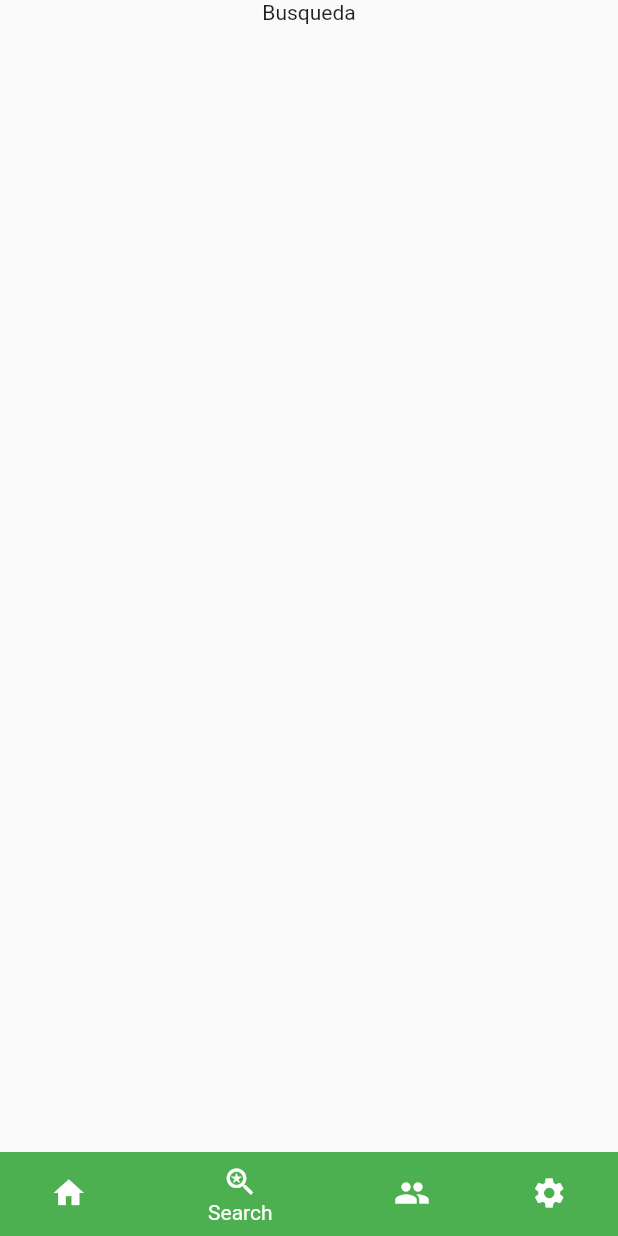
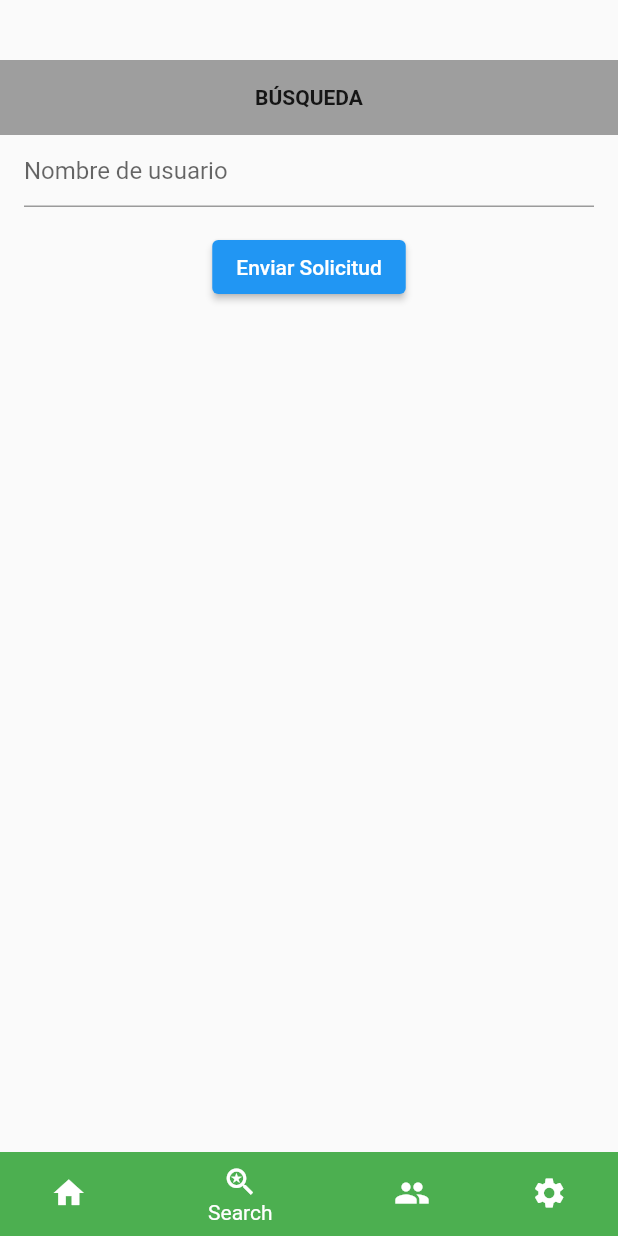
Before and after one commit to NickC25C/nest_frontend, a Flutter app: the screen it shows after launch, item 2 of the bottom bar chosen, on a phone screen of 412 x 824 dp. Run offline on Flutter 3.47's test engine with Material 2 defaults, Android fonts, the phone set to English and light mode, and no system bars; our stand-ins replace image_picker, page_transition, photo_view, slide_to_act.

Commit message:
pagina busqueda

```diff
--- a/lib/main.dart
+++ b/lib/main.dart
@@ -1,5 +1,6 @@
 import 'package:flutter/material.dart';
 import 'package:flutter/services.dart';
+import 'package:nest_fronted/screens/busqueda.dart';
 import 'package:nest_fronted/screens/pub_imagen.dart';
 import 'package:nest_fronted/screens/pub_nota.dart';
 import 'package:nest_fronted/screens/crear_grupos.dart';
@@ -48,7 +49,7 @@ class _MyHomePageState extends State<MyHomePage> {
   // Listado de screens o widgets
   final List<Widget> _children = [
     Center(child: TablonScreen()),
-    Center(child: Text('Busqueda')),
+    Center(child: BusquedaScreen()),
     Center(child: AmisGrupScreen()),
     Center(child: ConfiguracionScreen()),
   ];
@@ -95,8 +96,7 @@ class _MyHomePageState extends State<MyHomePage> {
               label: 'Settings',
               backgroundColor: Colors.teal,
             ),
-        ]
-      ),
+          ]),
     );
   }
 }
--- /dev/null
+++ b/lib/screens/busqueda.dart
@@ -0,0 +1,73 @@
+import 'package:flutter/material.dart';
+import 'package:nest_fronted/widgets/barra_titulo.dart';
+
+const tituloScreen = 'BÚSQUEDA';
+
+class BusquedaScreen extends StatelessWidget {
+  const BusquedaScreen({super.key});
+
+  @override
+  Widget build(BuildContext context) {
+    return const SingleChildScrollView(
+      child: Column(
+        children: [BarraTitulo(titulo: tituloScreen), FormBusqueda()],
+      ),
+    );
+  }
+}
+
+class FormBusqueda extends StatefulWidget {
+  const FormBusqueda({super.key});
+
+  @override
+  State<FormBusqueda> createState() => _FormBusquedaState();
+}
+
+class _FormBusquedaState extends State<FormBusqueda> {
+  final GlobalKey<FormState> _formKey = GlobalKey<FormState>();
+
+  @override
+  Widget build(BuildContext context) {
+    return Form(
+      key: _formKey,
+      child: Column(
+        crossAxisAlignment: CrossAxisAlignment.start,
+        children: <Widget>[
+          Padding(
+            padding: const EdgeInsets.symmetric(horizontal: 16.0),
+            child: TextFormField(
+              decoration: const InputDecoration(
+                hintText: 'Nombre de usuario',
+              ),
+              validator: (String? value) {
+                if (value == null || value.isEmpty) {
+                  return 'El usuario introducido no existe';
+                }
+                return null;
+              },
+            ),
+          ),
+          Padding(
+            padding: const EdgeInsets.symmetric(vertical: 16.0),
+            child: Container(
+              alignment: Alignment.center,
+              child: ElevatedButton(
+                onPressed: () {
+                  // Validate will return true if the form is valid, or false if
+                  // the form is invalid.
+                  if (_formKey.currentState!.validate()) {
+                    // Process data.
+                  }
+                },
+                child: const Text(
+                  'Enviar Solicitud',
+                  textAlign: TextAlign.center,
+                ),
+              ),
+            ),
+          ),
+        ],
+      ),
+    );
+  }
+}
```
Lines whose indentation alone changed are shown as unchanged.
